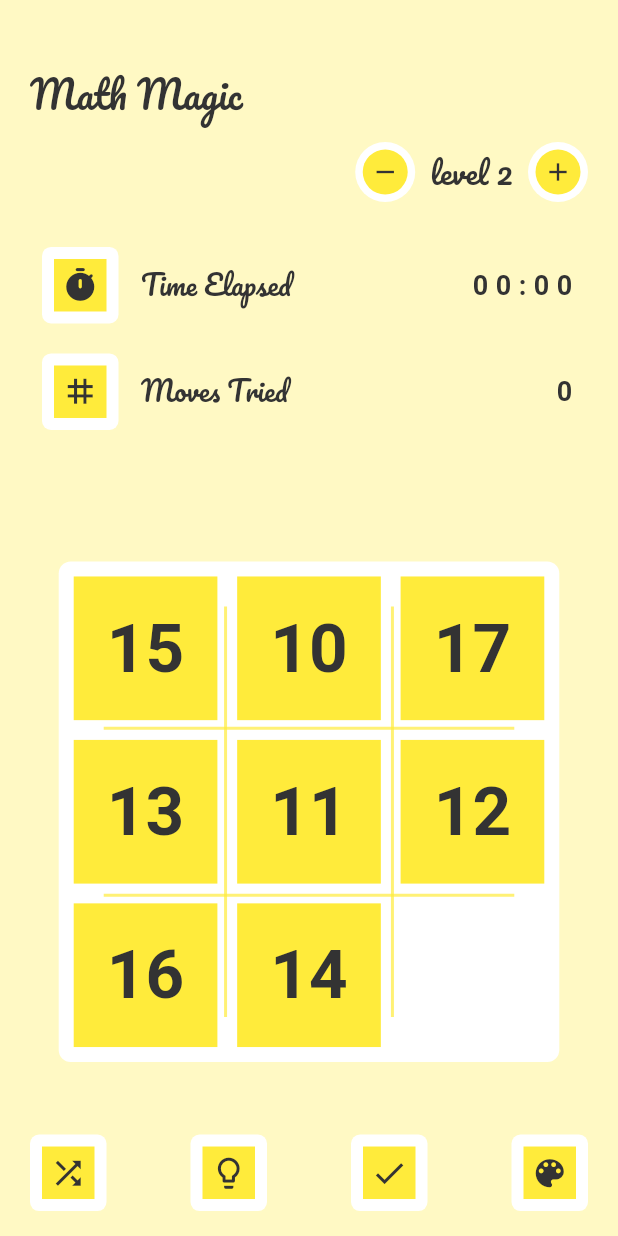
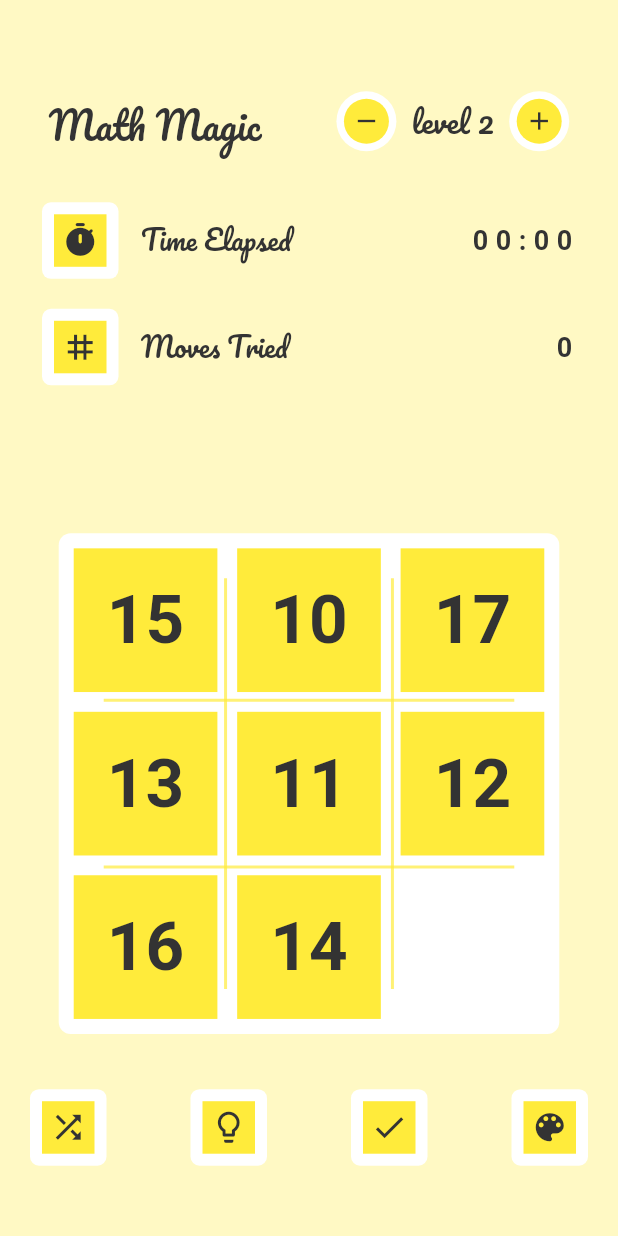
Before and after one commit to rajputvarun591/flutter_puzzle, a Flutter app: the screen it shows after launch, item 2 of the bottom bar chosen, after a tap on the "add" icon, on a phone screen of 412 x 824 dp. Run offline on Flutter 3.47's test engine with Material 2 defaults, Android fonts, the phone set to English and light mode, and no system bars; our stand-ins replace google_fonts, hive, hive_flutter; accounts and stored records are empty.

```diff
--- a/lib/algorithms/a_star_algo.dart
+++ b/lib/algorithms/a_star_algo.dart
@@ -31,9 +31,6 @@ class AStarAlgo {
     ///First we need to find current goal index
     final goalIndex = HiveDatabase().getBoardValue(Board.goalNode);
 
-    print("Goal Index" + goalIndex.toString());
-
-
 
     for (int i = goalIndex ?? 0; i < cards.length; i++) {
       var currentCard = cards[i];
@@ -64,7 +61,6 @@ class AStarAlgo {
   }
 
   static Puzzle? setGoal(List<Puzzle> activeCards, List<Puzzle> cards, int goalValue, int holderCardIndex, int endingCardValue, int i) {
-    print("Single Call");
     ///STEP 4
     ///In this step we will construct all possible iterations by swapping active cards with the holder card
     ///and find out their possible path values for each
--- a/lib/controllers/shuffle_controller.dart
+++ b/lib/controllers/shuffle_controller.dart
@@ -1,10 +1,14 @@
 import 'package:flutter/material.dart';
+import 'package:flutter_puzzle/enums/shuffle_action.dart';
 
 class ShuffleController extends ChangeNotifier {
 
   bool isSomeOneAnimating = false;
 
-  void doAnimate() {
+  ShuffleAction shuffleAction = ShuffleAction.noChange;
+
+  void doAnimate(ShuffleAction action) {
+    shuffleAction = action;
     notifyListeners();
   }
 }
--- /dev/null
+++ b/lib/enums/shuffle_action.dart
@@ -0,0 +1,3 @@
+enum ShuffleAction {
+  increase, decrease, noChange
+}
--- a/lib/screens/puzzle_board.dart
+++ b/lib/screens/puzzle_board.dart
@@ -14,6 +14,7 @@ import 'package:flutter_puzzle/controllers/shuffle_controller.dart';
 import 'package:flutter_puzzle/controllers/theme_controller.dart';
 import 'package:flutter_puzzle/controllers/time_controller.dart';
 import 'package:flutter_puzzle/database/hive_database.dart';
+import 'package:flutter_puzzle/enums/shuffle_action.dart';
 import 'package:flutter_puzzle/models/node_path.dart';
 import 'package:flutter_puzzle/models/puzzle.dart';
 import 'package:flutter_puzzle/models/score_card.dart';
@@ -64,9 +65,14 @@ class _PuzzleBoardState extends State<PuzzleBoard> {
   //
   // Color? tileColor;
 
+  late GlobalKey shuffleKey;
+
+  late BuildContext ctx;
+
   @override
   void initState() {
     super.initState();
+    shuffleKey = GlobalKey();
     //tileColor ??= color;
   }
 
@@ -79,6 +85,7 @@ class _PuzzleBoardState extends State<PuzzleBoard> {
   Widget build(BuildContext context) {
     ThemeData theme = Theme.of(context);
     Size size = MediaQuery.of(context).size;
+
     return Scaffold(
       body: MyOrientationBuilder(
         children: [
@@ -86,7 +93,7 @@ class _PuzzleBoardState extends State<PuzzleBoard> {
             children: [
               Wrap(
                 runSpacing: 10.00,
-                spacing: 10.00,
+                spacing: 50.00,
                 children: [
                   Text(
                     "Math Magic",
@@ -97,7 +104,7 @@ class _PuzzleBoardState extends State<PuzzleBoard> {
                     overflow: TextOverflow.ellipsis,
                   ),
                   Row(
-                    mainAxisAlignment: MainAxisAlignment.end,
+                    mainAxisSize: MainAxisSize.min,
                     children: [
                       Consumer<PuzzleController>(builder: (context, controller, child) {
                         return Row(
@@ -204,7 +211,9 @@ class _PuzzleBoardState extends State<PuzzleBoard> {
               ),
               const SizedBox(height: 20.00),
               Consumer<ScoreCardController>(builder: (context, controller, child) {
-                return AnimatedScale(
+                return Visibility(
+                  visible: controller.scoreCard != null,
+                  child: AnimatedScale(
                     scale: controller.scoreCard != null ? 1.00 : 00,
                     duration: const Duration(milliseconds: 100),
                     child: Container(
@@ -240,10 +249,12 @@ class _PuzzleBoardState extends State<PuzzleBoard> {
                         ],
                       ),
                     ),
+                  ),
                 );
               }),
             ],
           ),
+          const SizedBox(height: 5.00),
           SizedBox(
             // width: max(size.width, size.height) * 0.40,
             // height: max(size.width, size.height) * 0.40,
@@ -330,7 +341,7 @@ class _PuzzleBoardState extends State<PuzzleBoard> {
               );
             }),
           ),
-          const SizedBox(height: 15.00),
+          //const SizedBox(height: 5.00),
           SafeArea(
             child: MyReverseOrientation(
               children: [
@@ -362,12 +373,12 @@ class _PuzzleBoardState extends State<PuzzleBoard> {
   }
 
   void _onResetTap() {
-    Provider.of<ShuffleController>(context, listen: false).doAnimate();
-    Provider.of<PuzzleController>(context, listen: false).initCards();
+    Provider.of<ShuffleController>(context, listen: false).doAnimate(ShuffleAction.noChange);
   }
 
   void _onNextTap() {
-    Provider.of<PuzzleController>(context, listen: false).increaseLevel();
+    //Provider.of<PuzzleController>(context, listen: false).increaseLevel();
+    Provider.of<ShuffleController>(context, listen: false).doAnimate(ShuffleAction.increase);
   }
 
   void _onThemeChange() async {
@@ -402,6 +413,7 @@ class _PuzzleBoardState extends State<PuzzleBoard> {
   }
 
   void _onPreviousTap() {
-    Provider.of<PuzzleController>(context, listen: false).decreaseLevel();
+    //Provider.of<PuzzleController>(context, listen: false).decreaseLevel();
+    Provider.of<ShuffleController>(context, listen: false).doAnimate(ShuffleAction.decrease);
   }
 }
--- a/lib/widgets/my_reverse_orientation.dart
+++ b/lib/widgets/my_reverse_orientation.dart
@@ -15,7 +15,7 @@ class MyReverseOrientation extends StatelessWidget {
       builder: (context, orientation) {
         if(Orientation.portrait == orientation) {
           return Padding(
-            padding: const EdgeInsets.symmetric(horizontal: 20.00),
+            padding: const EdgeInsets.symmetric(horizontal: 20.00).copyWith(bottom: 10.00),
             child: Row(
               mainAxisAlignment: MainAxisAlignment.spaceBetween,
               children: children,
--- a/lib/widgets/puzzle_card.dart
+++ b/lib/widgets/puzzle_card.dart
@@ -1,7 +1,9 @@
 import 'dart:math';
 
 import 'package:flutter/material.dart';
+import 'package:flutter_puzzle/controllers/puzzle_controller.dart';
 import 'package:flutter_puzzle/controllers/shuffle_controller.dart';
+import 'package:flutter_puzzle/enums/shuffle_action.dart';
 import 'package:flutter_puzzle/models/puzzle.dart';
 import 'package:flutter_puzzle/styles/text_style.dart';
 import 'package:provider/provider.dart';
@@ -32,7 +34,7 @@ class _PuzzleCardState extends State<PuzzleCard> with SingleTickerProviderStateM
   @override
   void initState() {
     super.initState();
-    animationController = AnimationController(vsync: this, duration: const Duration(milliseconds: 100));
+    animationController = AnimationController(vsync: this, duration: const Duration(milliseconds: 200));
     animationController.addListener(_listener);
   }
 
@@ -45,6 +47,16 @@ class _PuzzleCardState extends State<PuzzleCard> with SingleTickerProviderStateM
         forTextOpacity = animationController.drive(Tween(begin: 1, end: 0));
         forScale = animationController.drive(Tween(begin: 1, end: random.nextDouble()));
         animationController.forward().then((value) {
+          var pro = Provider.of<ShuffleController>(context, listen: false);
+          if (pro.shuffleAction == ShuffleAction.noChange && widget.puzzle.cardValue == widget.endCardValue && !pro.isSomeOneAnimating) {
+            Provider.of<PuzzleController>(context, listen: false).initCards();
+          }
+          if (pro.shuffleAction == ShuffleAction.increase && widget.puzzle.cardValue == widget.endCardValue && !pro.isSomeOneAnimating) {
+            Provider.of<PuzzleController>(context, listen: false).increaseLevel();
+          }
+          if (pro.shuffleAction == ShuffleAction.decrease && widget.puzzle.cardValue == widget.endCardValue && !pro.isSomeOneAnimating) {
+            Provider.of<PuzzleController>(context, listen: false).decreaseLevel();
+          }
           animationController.reverse();
         });
       }
@@ -66,7 +78,7 @@ class _PuzzleCardState extends State<PuzzleCard> with SingleTickerProviderStateM
     return Opacity(
       opacity: opacity,
       child: AnimatedScale(
-        duration: const Duration(milliseconds: 50),
+        duration: const Duration(milliseconds: 200),
         scale: scale,
         child: Container(
           // width: min(size.height, size.width) * 0.25,
--- a/lib/widgets/rounded_icon_tile.dart
+++ b/lib/widgets/rounded_icon_tile.dart
@@ -10,16 +10,16 @@ class RoundedIconTile extends StatelessWidget {
   @override
   Widget build(BuildContext context) {
     ThemeData theme = Theme.of(context);
-    return Container(
-      decoration: BoxDecoration(
-        color: theme.cardColor,
-        borderRadius: BorderRadius.circular(6.00)
-      ),
-      padding: const EdgeInsets.all(8.00),
-      child: GestureDetector(
-        onTap: onTap,
-        onPanDown: onPanDown,
-        onPanEnd: onPanEnd,
+    return GestureDetector(
+      onTap: onTap,
+      onPanDown: onPanDown,
+      onPanEnd: onPanEnd,
+      child: Container(
+        decoration: BoxDecoration(
+            color: theme.cardColor,
+            borderRadius: BorderRadius.circular(6.00)
+        ),
+        padding: const EdgeInsets.all(8.00),
         child: Container(
           decoration: BoxDecoration(
             color: theme.backgroundColor,
--- a/pubspec.yaml
+++ b/pubspec.yaml
@@ -34,7 +34,6 @@ dependencies:
   hive:
   hive_flutter:
   path_provider: ^2.0.8
-  soundpool: ^2.2.0
 
 
   # The following adds the Cupertino Icons font to your application.
```
Also changed, not shown: pubspec.lock, 1 other file. Lines whose indentation alone changed are shown as unchanged.
